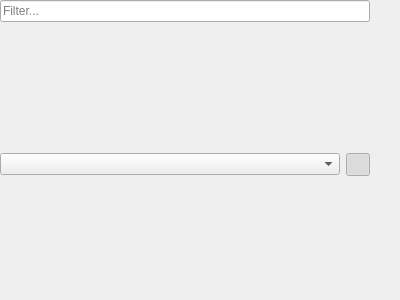
Above: src/widgets/filterwidget.ui from KDE/zanshin before the change. Below: the same form after it.
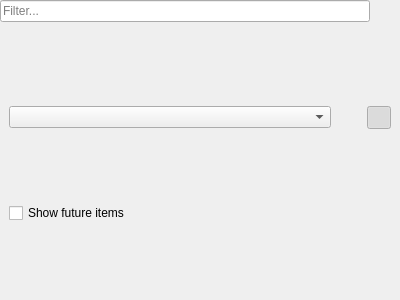
That is the form after the change. Icons and pictures are not drawn.

Commit message:
Add a checkbox to control visibility of future tasks
Summary:
The filter bar now allows to control if we want to show tasks in the
future or not.

Reviewers: #zanshin, dfaure

What changed in the file:
```diff
--- a/src/widgets/filterwidget.ui
+++ b/src/widgets/filterwidget.ui
@@ -52,22 +52,34 @@
    </item>
    <item>
     <widget class="QWidget" name="extension" native="true">
+     <layout class="QVBoxLayout" name="verticalLayout_2">
+      <item>
      <layout class="QHBoxLayout" name="horizontalLayout_2">
-      <property name="leftMargin">
-       <number>0</number>
-      </property>
-      <property name="topMargin">
-       <number>0</number>
-      </property>
-      <property name="rightMargin">
-       <number>0</number>
-      </property>
-      <property name="bottomMargin">
-       <number>0</number>
-      </property>
       <item>
        <widget class="QComboBox" name="sortTypeCombo"/>
       </item>
+        <item>
+         <widget class="QToolButton" name="descendingButton">
+          <property name="toolTip">
+           <string>Sort in descending order</string>
+          </property>
+          <property name="text">
+           <string/>
+          </property>
+          <property name="icon">
+           <iconset theme="arrow-down"/>
+          </property>
+          <property name="checkable">
+           <bool>true</bool>
+          </property>
+          <property name="autoRaise">
+           <bool>true</bool>
+          </property>
+          <attribute name="buttonGroup">
+           <string notr="true">sortOrderGroup</string>
+          </attribute>
+         </widget>
+        </item>
       <item>
        <widget class="QToolButton" name="ascendingButton">
         <property name="toolTip">
@@ -93,26 +105,13 @@
         </attribute>
        </widget>
       </item>
+       </layout>
+      </item>
       <item>
-       <widget class="QToolButton" name="descendingButton">
-        <property name="toolTip">
-         <string>Sort in descending order</string>
-        </property>
+       <widget class="QCheckBox" name="showFutureCheck">
         <property name="text">
-         <string/>
+         <string>Show future items</string>
         </property>
-        <property name="icon">
-         <iconset theme="arrow-down"/>
-        </property>
-        <property name="checkable">
-         <bool>true</bool>
-        </property>
-        <property name="autoRaise">
-         <bool>true</bool>
-        </property>
-        <attribute name="buttonGroup">
-         <string notr="true">sortOrderGroup</string>
-        </attribute>
        </widget>
       </item>
      </layout>
```
Lines whose indentation alone changed are shown as unchanged. The commit also changes 3 other files.
